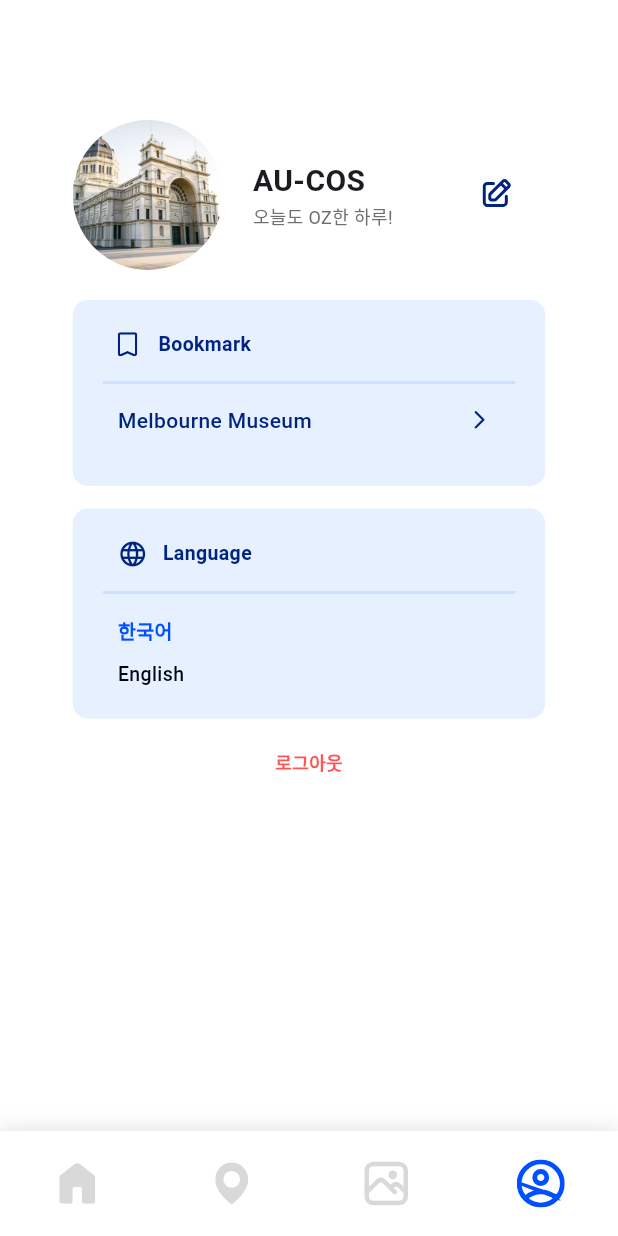
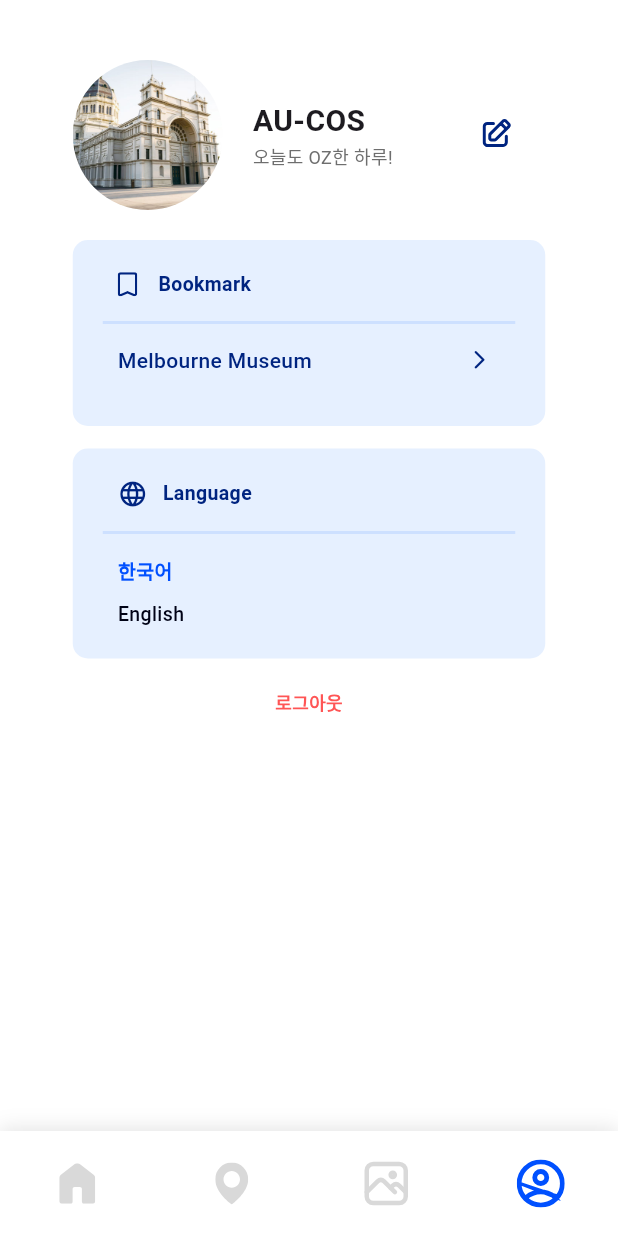
Before and after one commit to 2025-Australia-Internship/TripUS-Client, a Flutter app: the ProfilePage screen opened by its route, on a phone screen of 412 x 824 dp. Run offline on Flutter 3.47's test engine with Material 3 defaults, Android fonts, the phone set to English and light mode, and no system bars; our stand-ins replace flutter_dotenv, flutter_map, flutter_secure_storage, flutter_svg, image_picker, latlong2 and 1 more; missing offline and left inert: universal_html; accounts and stored records are empty; Roboto replaces fonts that are missing (Pretendard).

Commit message:
하드코딩 끝

```diff
--- a/lib/main.dart
+++ b/lib/main.dart
@@ -1,7 +1,6 @@
 import 'dart:async';
 import 'package:flutter/material.dart';
 import 'package:flutter_dotenv/flutter_dotenv.dart';
-import 'package:tripus/pages/polaroid/many_polaroid.dart';
 import 'package:tripus/routes/app_pages.dart';
 import 'package:tripus/constants/theme.dart';
 import 'package:tripus/pages/SplashScreen.dart';
@@ -22,7 +21,7 @@ class MyApp extends StatelessWidget {
       debugShowCheckedModeBanner: false, // 디버그 배너 제거
       title: 'TripUS',
       theme: AppTheme.lightTheme,
-      home: const ManyPolaroid(),
+      home: const SplashScreen(),
       routes: routes,
     );
   }
--- a/lib/pages/profile/profile_page.dart
+++ b/lib/pages/profile/profile_page.dart
@@ -153,7 +153,7 @@ class _ProfilePageStatet extends State<ProfilePage> {
     return Scaffold(
       body: SingleChildScrollView(
         child: Container(
-          margin: EdgeInsets.only(top: 70),
+          margin: EdgeInsets.only(top: 30),
           width: double.infinity,
           color: Colors.white,
           child: Column(
```
